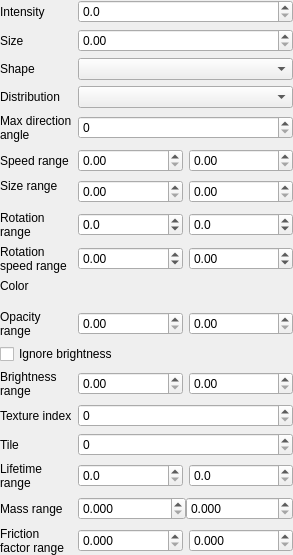
Old version of the form applications/ParticlesEditor/src/SceneTab/EmitterWidget.ui in the repository AluminiumRat/mtt.
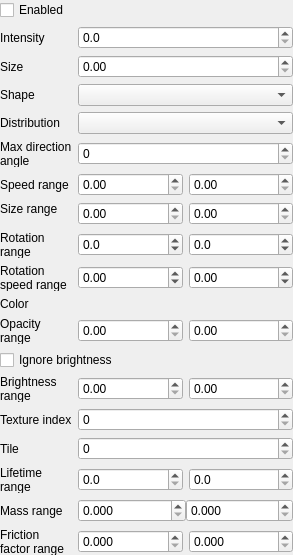
New version of the form.

Commit message: EmitterObject separated from ModificatorObject

```diff
--- a/applications/ParticlesEditor/src/SceneTab/EmitterWidget.ui
+++ b/applications/ParticlesEditor/src/SceneTab/EmitterWidget.ui
@@ -29,6 +29,13 @@
    <property name="bottomMargin">
     <number>0</number>
    </property>
+   <item>
+    <widget class="QCheckBox" name="enabledCheck">
+     <property name="text">
+      <string>Enabled</string>
+     </property>
+    </widget>
+   </item>
    <item>
     <layout class="QHBoxLayout" name="intensityLayout">
      <item>
```
The commit also changes 11 other files.
